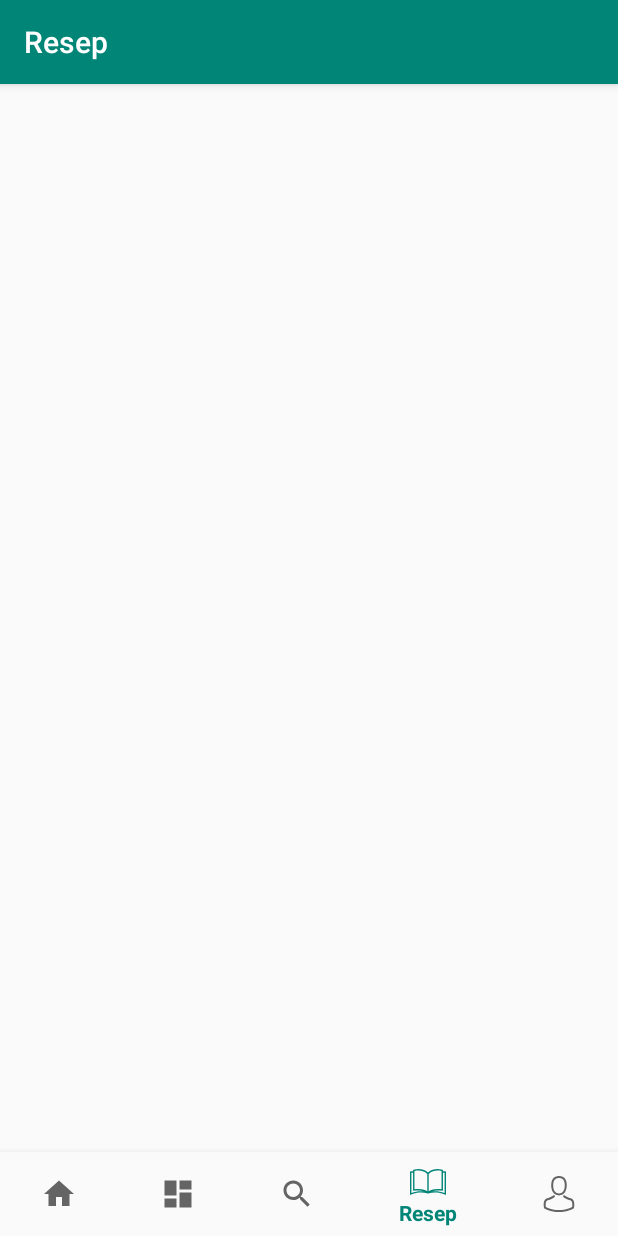
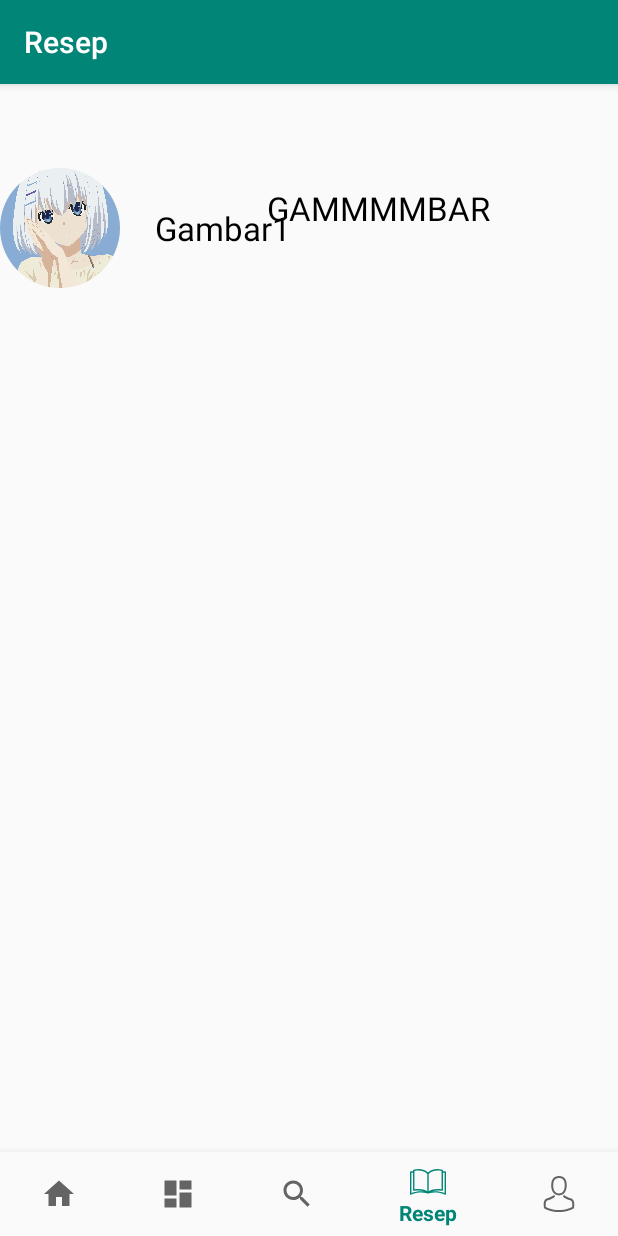
Before and after one commit to arisuryana/BankResep, an Android app: the ResepFragment screen opened through its navigation route, on a phone screen of 412 x 824 dp. Run offline under Robolectric (Android 15) with nearby library versions, the phone set to English and light mode, and no system bars; our stand-ins replace CircleImageView, navigation-ui; pictures from the network do not load.

Commit message:
Patch 1.4.1 -Recycle View (bug fix when clicked)

```diff
--- a/app/src/main/java/com/example/resep/RecycleViewAdapter.java
+++ b/app/src/main/java/com/example/resep/RecycleViewAdapter.java
@@ -26,13 +26,13 @@ public class RecycleViewAdapter extends RecyclerView.Adapter<RecycleViewAdapter.
     private ArrayList<String> mImageName = new ArrayList<>();
     private ArrayList<Integer> mImage = new ArrayList<>();
     private ArrayList<String> mImageDesc = new ArrayList<>();
-    private Context mContext;
+    private static Context mContext;
 
-    public RecycleViewAdapter(Context context, ArrayList<String> mImageName, ArrayList<Integer> mImage, ArrayList<String> mImageDesc) {
+    public RecycleViewAdapter(Context mContext, ArrayList<String> mImageName, ArrayList<Integer> mImage, ArrayList<String> mImageDesc) {
         this.mImageName = mImageName;
         this.mImage = mImage;
         this.mImageDesc = mImageDesc;
-        this.mContext = context;
+        this.mContext = mContext;
     }
 
     @Nullable
@@ -59,7 +59,8 @@ public class RecycleViewAdapter extends RecyclerView.Adapter<RecycleViewAdapter.
             @Override
             public void onClick(View view){
                 Log.d(TAG, "onClick: Kepencet on: "+ mImageName.get(position));
-                Toast.makeText(mContext, mImageName.get(position), Toast.LENGTH_SHORT).show();
+//                Toast.makeText(mContext, "AAAAAAAA", Toast.LENGTH_SHORT).show();
+//                Toast.makeText(mContext, mImageName.get(position), Toast.LENGTH_SHORT).show();
             }
         });
 
--- a/app/src/main/java/com/example/resep/ui/resep/ResepFragment.java
+++ b/app/src/main/java/com/example/resep/ui/resep/ResepFragment.java
@@ -54,7 +54,7 @@ public class ResepFragment extends Fragment {
         if (getView() == null) {
             mImageName.add("Gambar1");
             mImagesDesc.add("GAMMMMBAR");
-            mImage.add(R.drawable.gambar);
+            mImage.add(R.drawable.profil);
             return;
         } else {
             Log.d(TAG, "initImageBitmap: preparing bitmaps.");
--- a/app/src/main/res/layout/fragment_resep.xml
+++ b/app/src/main/res/layout/fragment_resep.xml
@@ -4,11 +4,11 @@
     android:layout_width="match_parent"
     android:layout_height="match_parent">
 
-    <de.hdodenhof.circleimageview.CircleImageView
+    <androidx.recyclerview.widget.RecyclerView
         android:layout_width="match_parent"
         android:layout_height="match_parent"
         android:id="@+id/recycleview"
-        ></de.hdodenhof.circleimageview.CircleImageView>
+        ></androidx.recyclerview.widget.RecyclerView>
 
     <TextView
         android:id="@+id/text_resep"
--- a/app/src/main/res/layout/itemrecycle.xml
+++ b/app/src/main/res/layout/itemrecycle.xml
@@ -12,13 +12,13 @@
         app:layout_constraintStart_toStartOf="parent"
         app:layout_constraintTop_toTopOf="parent">
 
-        <ImageView
+        <de.hdodenhof.circleimageview.CircleImageView
             android:id="@+id/resep"
             android:layout_width="80dp"
             android:layout_height="80dp"
             android:src="@drawable/ic_book"
             app:layout_constraintStart_toStartOf="parent"
-            app:layout_constraintTop_toTopOf="parent"></ImageView>
+            app:layout_constraintTop_toTopOf="parent"></de.hdodenhof.circleimageview.CircleImageView>
 
         <TextView
             android:layout_width="wrap_content"
```
